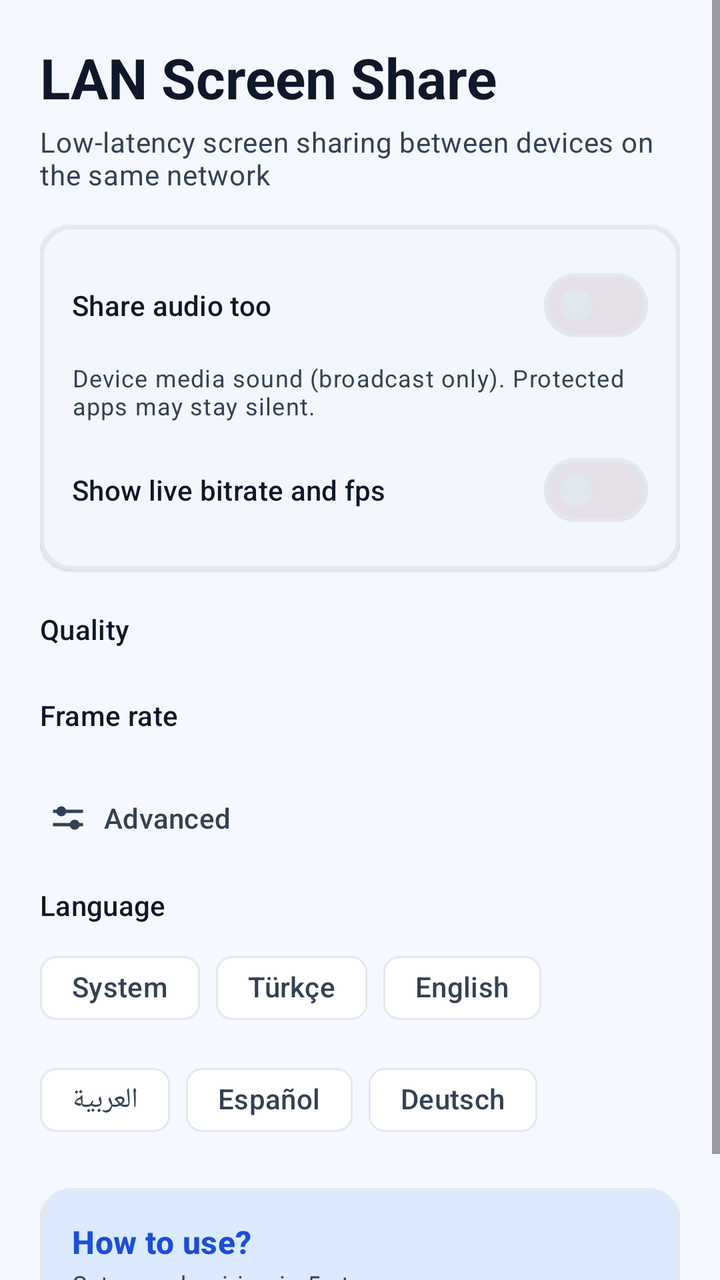
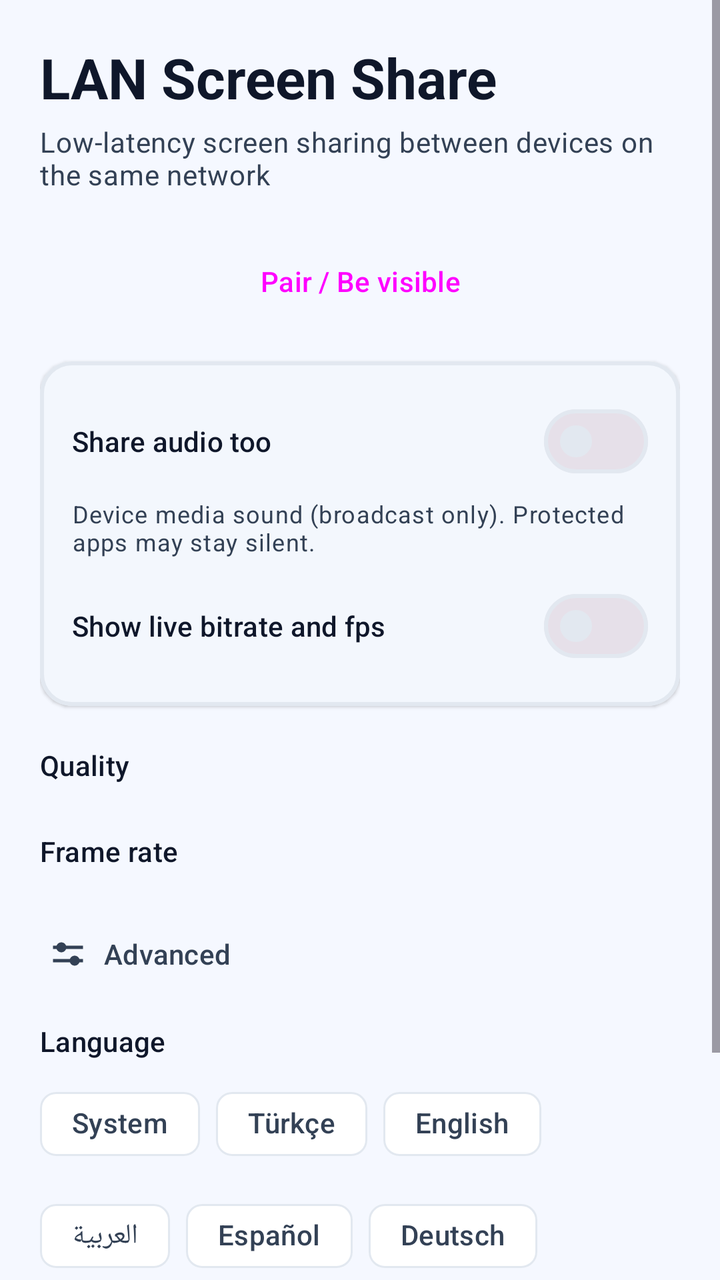

An Android layout rendered at two revisions. The XML below is the earlier revision; the diff shows what the commit changed to produce the second picture.
<!-- AndroidManifest.xml: application theme Theme.LanShare -->
<!-- res/layout/activity_main.xml -->
<?xml version="1.0" encoding="utf-8"?>
<ScrollView xmlns:android="http://schemas.android.com/apk/res/android"
    xmlns:app="http://schemas.android.com/apk/res-auto"
    android:layout_width="match_parent"
    android:layout_height="match_parent"
    android:background="@color/bg_app"
    android:fillViewport="true">

    <LinearLayout
        android:layout_width="match_parent"
        android:layout_height="wrap_content"
        android:orientation="vertical"
        android:padding="20dp">

        
        <TextView
            android:layout_width="match_parent"
            android:layout_height="wrap_content"
            android:text="@string/app_name"
            android:textAppearance="?attr/textAppearanceHeadlineMedium"
            android:textStyle="bold"
            android:textColor="@color/text_primary" />

        <TextView
            android:layout_width="match_parent"
            android:layout_height="wrap_content"
            android:layout_marginTop="4dp"
            android:text="@string/main_subtitle"
            android:textAppearance="?attr/textAppearanceBodyMedium"
            android:textColor="@color/text_secondary" />

        
        <com.google.android.material.card.MaterialCardView
            android:layout_width="match_parent"
            android:layout_height="wrap_content"
            android:layout_marginTop="16dp">

            <LinearLayout
                android:layout_width="match_parent"
                android:layout_height="wrap_content"
                android:orientation="vertical"
                android:padding="16dp">

                <com.google.android.material.materialswitch.MaterialSwitch
                    android:id="@+id/audioSwitch"
                    android:layout_width="match_parent"
                    android:layout_height="wrap_content"
                    android:checked="false"
                    android:text="@string/share_audio_title"
                    android:textAppearance="?attr/textAppearanceTitleSmall"
                    android:textColor="@color/text_primary" />

                <TextView
                    android:layout_width="match_parent"
                    android:layout_height="wrap_content"
                    android:layout_marginTop="4dp"
                    android:text="@string/share_audio_note"
                    android:textAppearance="?attr/textAppearanceBodySmall"
                    android:textColor="@color/text_secondary" />

                <com.google.android.material.materialswitch.MaterialSwitch
                    android:id="@+id/liveStatsSwitch"
                    android:layout_width="match_parent"
                    android:layout_height="wrap_content"
                    android:layout_marginTop="10dp"
                    android:checked="false"
                    android:text="@string/live_stats_title"
                    android:textAppearance="?attr/textAppearanceTitleSmall"
                    android:textColor="@color/text_primary" />
            </LinearLayout>
        </com.google.android.material.card.MaterialCardView>

        
        <TextView
            android:layout_width="wrap_content"
            android:layout_height="wrap_content"
            android:layout_marginTop="20dp"
            android:text="@string/quality_label"
            android:textAppearance="?attr/textAppearanceTitleSmall"
            android:textColor="@color/text_primary" />

        <com.google.android.material.button.MaterialButtonToggleGroup
            android:id="@+id/qualityGroup"
            android:layout_width="match_parent"
            android:layout_height="wrap_content"
            android:layout_marginTop="8dp"
            app:singleSelection="true"
            app:selectionRequired="true">

            <Button
                android:id="@+id/btnQ720"
                style="@style/Widget.Material3.Button.OutlinedButton"
                android:layout_width="0dp"
                android:layout_height="wrap_content"
                android:layout_weight="1"
                android:text="@string/quality_smooth" />

            <Button
                android:id="@+id/btnQ900"
                style="@style/Widget.Material3.Button.OutlinedButton"
                android:layout_width="0dp"
                android:layout_height="wrap_content"
                android:layout_weight="1"
                android:text="@string/quality_mid" />

            <Button
                android:id="@+id/btnQ1080"
                style="@style/Widget.Material3.Button.OutlinedButton"
                android:layout_width="0dp"
                android:layout_height="wrap_content"
                android:layout_weight="1"
                android:text="@string/quality_sharp" />
        </com.google.android.material.button.MaterialButtonToggleGroup>

        
        <TextView
            android:layout_width="wrap_content"
            android:layout_height="wrap_content"
            android:layout_marginTop="16dp"
            android:text="@string/fps_label"
            android:textAppearance="?attr/textAppearanceTitleSmall"
            android:textColor="@color/text_primary" />

        <com.google.android.material.button.MaterialButtonToggleGroup
            android:id="@+id/fpsGroup"
            android:layout_width="match_parent"
            android:layout_height="wrap_content"
            android:layout_marginTop="8dp"
            app:singleSelection="true"
            app:selectionRequired="true">

            <Button
                android:id="@+id/btnFps30"
                style="@style/Widget.Material3.Button.OutlinedButton"
                android:layout_width="0dp"
                android:layout_height="wrap_content"
                android:layout_weight="1"
                android:text="30" />

            <Button
                android:id="@+id/btnFps48"
                style="@style/Widget.Material3.Button.OutlinedButton"
                android:layout_width="0dp"
                android:layout_height="wrap_content"
                android:layout_weight="1"
                android:text="48" />

            <Button
                android:id="@+id/btnFps60"
                style="@style/Widget.Material3.Button.OutlinedButton"
                android:layout_width="0dp"
                android:layout_height="wrap_content"
                android:layout_weight="1"
                android:text="60" />
        </com.google.android.material.button.MaterialButtonToggleGroup>

        
        <LinearLayout
            android:id="@+id/advancedHeader"
            android:layout_width="match_parent"
            android:layout_height="wrap_content"
            android:layout_marginTop="20dp"
            android:orientation="horizontal"
            android:gravity="center_vertical"
            android:clickable="true"
            android:focusable="true"
            android:background="?attr/selectableItemBackground"
            android:padding="4dp">

            <ImageView
                android:layout_width="20dp"
                android:layout_height="20dp"
                android:importantForAccessibility="no"
                android:src="@drawable/ic_tune" />

            <TextView
                android:layout_width="wrap_content"
                android:layout_height="wrap_content"
                android:layout_marginStart="8dp"
                android:text="@string/advanced_label"
                android:textAppearance="?attr/textAppearanceTitleSmall"
                android:textColor="@color/text_secondary" />
        </LinearLayout>

        <LinearLayout
            android:id="@+id/advancedContent"
            android:layout_width="match_parent"
            android:layout_height="wrap_content"
            android:orientation="vertical"
            android:visibility="gone">

            <TextView
                android:layout_width="wrap_content"
                android:layout_height="wrap_content"
                android:layout_marginTop="8dp"
                android:text="@string/bitrate_label"
                android:textAppearance="?attr/textAppearanceBodyMedium"
                android:textColor="@color/text_secondary" />

            <com.google.android.material.chip.ChipGroup
                android:id="@+id/bitrateChips"
                android:layout_width="match_parent"
                android:layout_height="wrap_content"
                android:layout_marginTop="4dp"
                app:singleSelection="true"
                app:selectionRequired="true">

                <com.google.android.material.chip.Chip
                    android:id="@+id/chipBrAuto"
                    style="@style/Widget.Material3.Chip.Filter"
                    android:layout_width="wrap_content"
                    android:layout_height="wrap_content"
                    android:text="@string/bitrate_auto" />

                <com.google.android.material.chip.Chip
                    android:id="@+id/chipBr6"
                    style="@style/Widget.Material3.Chip.Filter"
                    android:layout_width="wrap_content"
                    android:layout_height="wrap_content"
                    android:text="6 Mbps" />

                <com.google.android.material.chip.Chip
                    android:id="@+id/chipBr8"
                    style="@style/Widget.Material3.Chip.Filter"
                    android:layout_width="wrap_content"
                    android:layout_height="wrap_content"
                    android:text="8 Mbps" />

                <com.google.android.material.chip.Chip
                    android:id="@+id/chipBr12"
                    style="@style/Widget.Material3.Chip.Filter"
                    android:layout_width="wrap_content"
                    android:layout_height="wrap_content"
                    android:text="12 Mbps" />

                <com.google.android.material.chip.Chip
                    android:id="@+id/chipBr20"
                    style="@style/Widget.Material3.Chip.Filter"
                    android:layout_width="wrap_content"
                    android:layout_height="wrap_content"
                    android:text="20 Mbps" />
            </com.google.android.material.chip.ChipGroup>

            
            <TextView
                android:layout_width="wrap_content"
                android:layout_height="wrap_content"
                android:layout_marginTop="16dp"
                android:text="@string/manual_label"
                android:textAppearance="?attr/textAppearanceTitleSmall"
                android:textColor="@color/text_secondary" />

            <TextView
                android:id="@+id/ownAddrText"
                android:layout_width="wrap_content"
                android:layout_height="wrap_content"
                android:layout_marginTop="4dp"
                android:fontFamily="monospace"
                android:textAppearance="?attr/textAppearanceBodySmall"
                android:textColor="@color/blue_primary_dark"
                android:visibility="gone" />

            <com.google.android.material.textfield.TextInputLayout
                style="@style/Widget.Material3.TextInputLayout.OutlinedBox"
                android:layout_width="match_parent"
                android:layout_height="wrap_content"
                android:layout_marginTop="8dp"
                android:hint="@string/input_room_label">

                <com.google.android.material.textfield.TextInputEditText
                    android:id="@+id/roomIdInput"
                    android:layout_width="match_parent"
                    android:layout_height="wrap_content"
                    android:inputType="text"
                    android:text="demo" />
            </com.google.android.material.textfield.TextInputLayout>

            <com.google.android.material.textfield.TextInputLayout
                style="@style/Widget.Material3.TextInputLayout.OutlinedBox"
                android:layout_width="match_parent"
                android:layout_height="wrap_content"
                android:layout_marginTop="8dp"
                android:hint="@string/input_server_label">

                <com.google.android.material.textfield.TextInputEditText
                    android:id="@+id/serverInput"
                    android:layout_width="match_parent"
                    android:layout_height="wrap_content"
                    android:inputType="text" />
            </com.google.android.material.textfield.TextInputLayout>

            <LinearLayout
                android:layout_width="match_parent"
                android:layout_height="wrap_content"
                android:layout_marginTop="8dp"
                android:orientation="horizontal">

                <Button
                    android:id="@+id/manualPublishButton"
                    style="@style/Widget.Material3.Button.OutlinedButton"
                    android:layout_width="0dp"
                    android:layout_height="wrap_content"
                    android:layout_weight="1"
                    android:layout_marginEnd="4dp"
                    android:text="@string/role_publisher_title" />

                <Button
                    android:id="@+id/manualViewButton"
                    style="@style/Widget.Material3.Button.OutlinedButton"
                    android:layout_width="0dp"
                    android:layout_height="wrap_content"
                    android:layout_weight="1"
                    android:layout_marginStart="4dp"
                    android:text="@string/role_viewer_title" />
            </LinearLayout>
        </LinearLayout>

        
        <TextView
            android:layout_width="wrap_content"
            android:layout_height="wrap_content"
            android:layout_marginTop="20dp"
            android:text="@string/language_label"
            android:textAppearance="?attr/textAppearanceTitleSmall"
            android:textColor="@color/text_primary" />

        <com.google.android.material.chip.ChipGroup
            android:id="@+id/langChips"
            android:layout_width="match_parent"
            android:layout_height="wrap_content"
            android:layout_marginTop="8dp"
            app:singleSelection="true"
            app:selectionRequired="true">

            <com.google.android.material.chip.Chip
                android:id="@+id/chipLangSys"
                style="@style/Widget.Material3.Chip.Filter"
                android:layout_width="wrap_content"
                android:layout_height="wrap_content"
                android:text="@string/lang_system" />

            <com.google.android.material.chip.Chip
                android:id="@+id/chipLangTr"
                style="@style/Widget.Material3.Chip.Filter"
                android:layout_width="wrap_content"
                android:layout_height="wrap_content"
                android:text="@string/lang_tr" />

            <com.google.android.material.chip.Chip
                android:id="@+id/chipLangEn"
                style="@style/Widget.Material3.Chip.Filter"
                android:layout_width="wrap_content"
                android:layout_height="wrap_content"
                android:text="@string/lang_en" />

            <com.google.android.material.chip.Chip
                android:id="@+id/chipLangAr"
                style="@style/Widget.Material3.Chip.Filter"
                android:layout_width="wrap_content"
                android:layout_height="wrap_content"
                android:text="@string/lang_ar" />

            <com.google.android.material.chip.Chip
                android:id="@+id/chipLangEs"
                style="@style/Widget.Material3.Chip.Filter"
                android:layout_width="wrap_content"
                android:layout_height="wrap_content"
                android:text="@string/lang_es" />

            <com.google.android.material.chip.Chip
                android:id="@+id/chipLangDe"
                style="@style/Widget.Material3.Chip.Filter"
                android:layout_width="wrap_content"
                android:layout_height="wrap_content"
                android:text="@string/lang_de" />
        </com.google.android.material.chip.ChipGroup>

        
        <com.google.android.material.card.MaterialCardView
            android:id="@+id/helpCard"
            android:layout_width="match_parent"
            android:layout_height="wrap_content"
            android:layout_marginTop="20dp"
            android:layout_marginBottom="24dp"
            android:clickable="true"
            android:focusable="true"
            app:cardBackgroundColor="@color/blue_container">

            <LinearLayout
                android:layout_width="match_parent"
                android:layout_height="wrap_content"
                android:orientation="vertical"
                android:padding="16dp">

                <TextView
                    android:layout_width="wrap_content"
                    android:layout_height="wrap_content"
                    android:text="@string/help_card_title"
                    android:textAppearance="?attr/textAppearanceTitleMedium"
                    android:textStyle="bold"
                    android:textColor="@color/blue_primary_dark" />

                <TextView
                    android:layout_width="wrap_content"
                    android:layout_height="wrap_content"
                    android:layout_marginTop="2dp"
                    android:text="@string/help_card_desc"
                    android:textAppearance="?attr/textAppearanceBodySmall"
                    android:textColor="@color/text_secondary" />
            </LinearLayout>
        </com.google.android.material.card.MaterialCardView>
    </LinearLayout>
</ScrollView>
<!-- resources referenced by this layout -->
<resources>
  <color name="bg_app">#F5F8FF</color>
  <color name="blue_container">#DBEAFE</color>
  <color name="blue_primary_dark">#1D4ED8</color>
  <color name="text_primary">#0F172A</color>
  <color name="text_secondary">#334155</color>
  <!-- drawable ic_tune (drawable) -->
  <vector xmlns:android="http://schemas.android.com/apk/res/android"
      android:width="24dp"
      android:height="24dp"
      android:viewportWidth="24"
      android:viewportHeight="24"
      android:tint="@color/text_secondary">
      
      <path
          android:fillColor="#FF000000"
          android:pathData="M3,7 h18 v2 h-18 z M3,15 h18 v2 h-18 z" />
      <path
          android:fillColor="#FF000000"
          android:pathData="M8,5 a3,3 0 1 1 -0.01,0 z M16,13 a3,3 0 1 1 -0.01,0 z" />
  </vector>
  <string name="advanced_label">Advanced</string>
  <string name="app_name">LAN Screen Share</string>
  <string name="bitrate_auto">Auto</string>
  <string name="bitrate_label">Bitrate</string>
  <string name="fps_label">Frame rate</string>
  <string name="help_card_desc">Setup and pairing in 5 steps</string>
  <string name="help_card_title">How to use?</string>
  <string name="input_room_label">Room name</string>
  <string name="input_server_label">Server (IP:PORT)</string>
  <string name="lang_ar" translatable="false">العربية</string>
  <string name="lang_de" translatable="false">Deutsch</string>
  <string name="lang_en" translatable="false">English</string>
  <string name="lang_es" translatable="false">Español</string>
  <string name="lang_system">System</string>
  <string name="lang_tr" translatable="false">Türkçe</string>
  <string name="language_label">Language</string>
  <string name="live_stats_title">Show live bitrate and fps</string>
  <string name="main_subtitle">Low-latency screen sharing between devices on the same network</string>
  <string name="manual_label">Manual connection (fallback)</string>
  <string name="quality_label">Quality</string>
  <string name="quality_mid" translatable="false">1600×900</string>
  <string name="quality_sharp">Sharp · 1080p</string>
  <string name="quality_smooth">Smooth · 720p</string>
  <string name="role_publisher_title">Broadcast</string>
  <string name="role_viewer_title">Watch</string>
  <string name="share_audio_note">Device media sound (broadcast only). Protected apps may stay silent.</string>
  <string name="share_audio_title">Share audio too</string>
  <color name="blue_primary">#2563EB</color>
  <color name="surface_white">#FFFFFF</color>
  <color name="stroke_subtle">#E2E8F0</color>
  <style name="Shape.LanShare.Medium" parent="ShapeAppearance.Material3.Corner.Medium">
          <item name="cornerSize">16dp</item>
      </style>
  <style name="Shape.LanShare.Large" parent="ShapeAppearance.Material3.Corner.Large">
          <item name="cornerSize">20dp</item>
      </style>
  <style name="Card.LanShare" parent="Widget.Material3.CardView.Elevated">
          <item name="cardBackgroundColor">@color/surface_white</item>
          <item name="cardElevation">1dp</item>
          <item name="strokeWidth">2dp</item>
          <item name="strokeColor">@color/card_stroke</item>
          <item name="shapeAppearance">@style/Shape.LanShare.Medium</item>
      </style>
  <!-- unchanged entries left out for length: 1 -->
</resources>

<!-- the commit's change to res/layout/activity_main.xml (unified diff, before → after) -->
@@ -28,6 +28,52 @@
             android:text="@string/main_subtitle"
             android:textAppearance="?attr/textAppearanceBodyMedium"
             android:textColor="@color/text_secondary" />
+
+        
+        <Button
+            android:id="@+id/pairButton"
+            style="@style/Widget.Material3.Button"
+            android:layout_width="match_parent"
+            android:layout_height="wrap_content"
+            android:layout_marginTop="20dp"
+            android:focusable="true"
+            android:text="@string/pair_toggle_on" />
+
+        <TextView
+            android:id="@+id/pairHint"
+            android:layout_width="match_parent"
+            android:layout_height="wrap_content"
+            android:layout_marginTop="6dp"
+            android:text="@string/pair_hint"
+            android:textAppearance="?attr/textAppearanceBodySmall"
+            android:textColor="@color/text_secondary"
+            android:visibility="gone" />
+
+        <TextView
+            android:id="@+id/nearbyLabel"
+            android:layout_width="wrap_content"
+            android:layout_height="wrap_content"
+            android:layout_marginTop="16dp"
+            android:text="@string/nearby_label"
+            android:textAppearance="?attr/textAppearanceTitleSmall"
+            android:textColor="@color/text_primary"
+            android:visibility="gone" />
+
+        <TextView
+            android:id="@+id/nearbyEmpty"
+            android:layout_width="wrap_content"
+            android:layout_height="wrap_content"
+            android:layout_marginTop="6dp"
+            android:text="@string/nearby_empty"
+            android:textAppearance="?attr/textAppearanceBodySmall"
+            android:textColor="@color/text_secondary"
+            android:visibility="gone" />
+
+        <LinearLayout
+            android:id="@+id/nearbyContainer"
+            android:layout_width="match_parent"
+            android:layout_height="wrap_content"
+            android:orientation="vertical" />
 
         
         <com.google.android.material.card.MaterialCardView
<!-- resource entries referenced after the edit -->
@@ -39,6 +39,10 @@
   <string name="live_stats_title">Show live bitrate and fps</string>
   <string name="main_subtitle">Low-latency screen sharing between devices on the same network</string>
   <string name="manual_label">Manual connection (fallback)</string>
+  <string name="nearby_empty">No devices found yet…</string>
+  <string name="nearby_label">Nearby devices</string>
+  <string name="pair_hint">Visible on the network — press Pair on the other device too</string>
+  <string name="pair_toggle_on">Pair / Be visible</string>
   <string name="quality_label">Quality</string>
   <string name="quality_mid" translatable="false">1600×900</string>
   <string name="quality_sharp">Sharp · 1080p</string>
